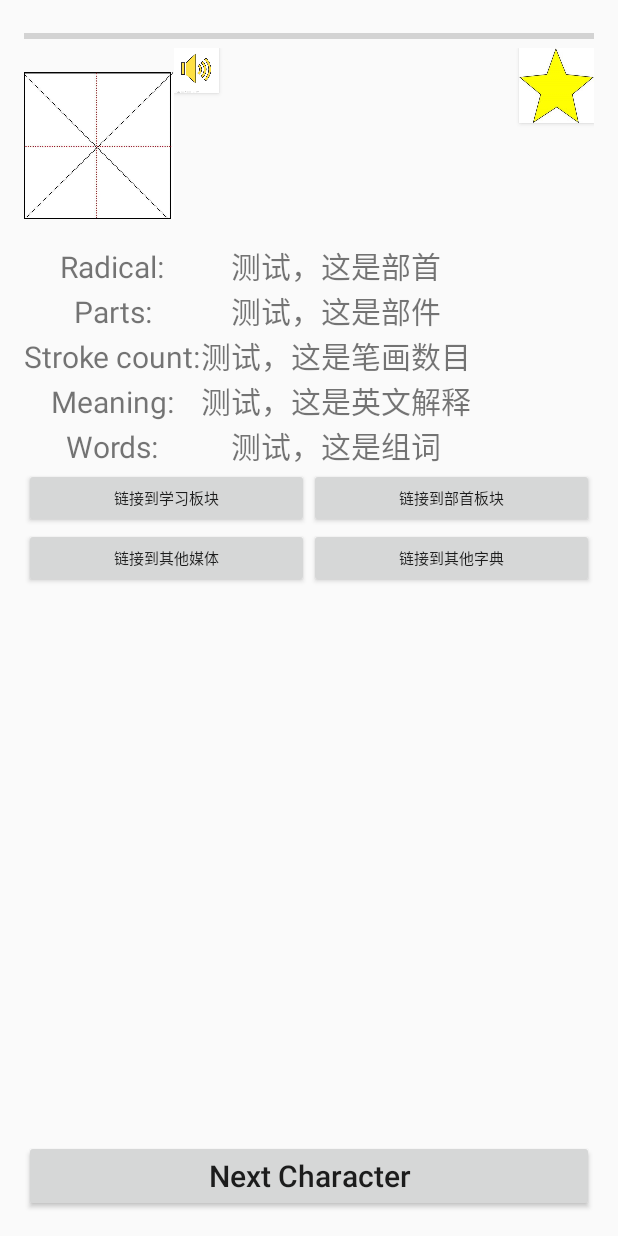
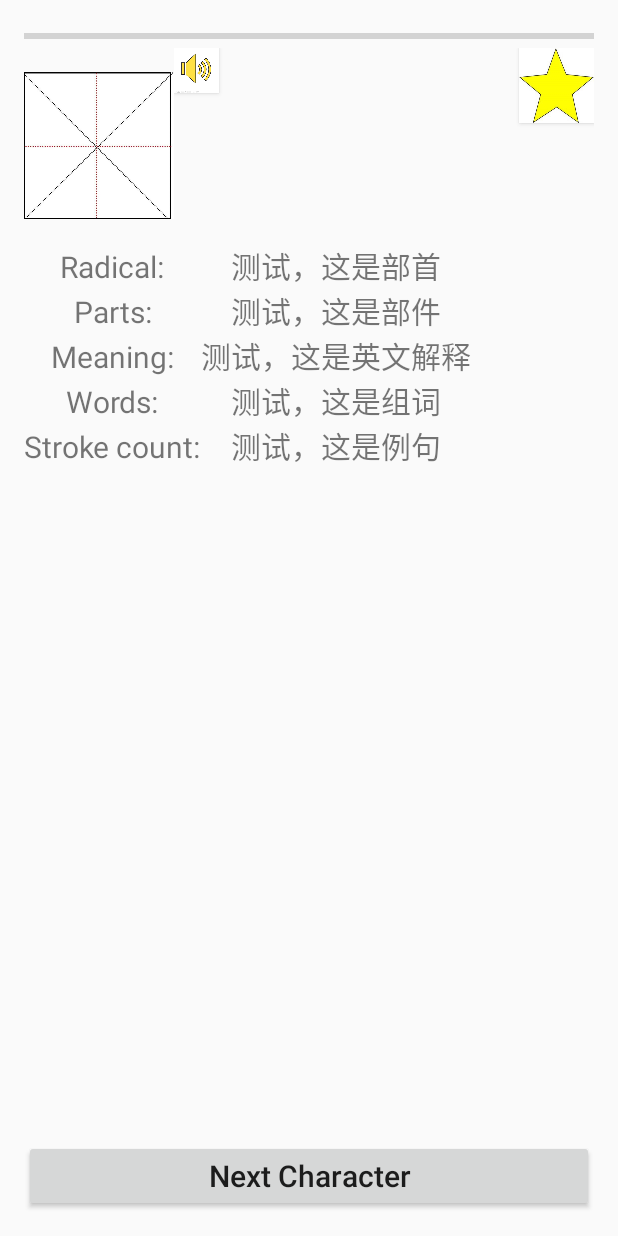
Before and after one commit to ChineseCharacterCottage/ChineseCharacterCottage, an Android app: the layout activity_hsk.xml on its own in the app's theme, with its tools: preview values and no code run, on a phone screen of 412 x 824 dp. Run offline under Robolectric (Android 15) with nearby library versions, the light colour scheme and no system bars.

Commit message:
HSK修改

```diff
--- a/app/src/main/java/ecnu/chinesecharactercottage/CCCMainActivity.java
+++ b/app/src/main/java/ecnu/chinesecharactercottage/CCCMainActivity.java
@@ -3,10 +3,8 @@ package ecnu.chinesecharactercottage;
 import android.app.Activity;
 import android.content.Intent;
 import android.os.Bundle;
-import android.util.Log;
 import android.view.View;
 import android.widget.Button;
-import android.widget.EditText;
 
 public class CCCMainActivity extends Activity {
     @Override
--- a/app/src/main/res/layout/activity_hsk.xml
+++ b/app/src/main/res/layout/activity_hsk.xml
@@ -49,7 +49,7 @@
                         android:gravity="center"
                         android:textSize="23sp"/>
 
-                    <ImageView
+                    <TextView
                         android:id="@+id/figure"
                         android:layout_width="100dp"
                         android:layout_height="100dp"
@@ -77,6 +77,11 @@
                 android:background="@drawable/star"/>
 
         </LinearLayout>
+
+        <ImageView
+            android:id="@+id/char_image"
+            android:layout_width="wrap_content"
+            android:layout_height="wrap_content"/>
 
         <TableLayout
             android:layout_width="match_parent"
@@ -117,21 +122,6 @@
                 <TextView
                     style="@style/TestText"
                     android:layout_height="wrap_content"
-                    android:text="Stroke count:"/>
-
-                <TextView
-                    android:id="@+id/stroke_count"
-                    style="@style/TestText"
-                    android:layout_width="match_parent"
-                    android:layout_height="wrap_content"
-                    android:text="测试，这是笔画数目"/>
-            </TableRow>
-
-            <TableRow>
-
-                <TextView
-                    style="@style/TestText"
-                    android:layout_height="wrap_content"
                     android:text="Meaning:"/>
 
                 <TextView
@@ -157,39 +147,22 @@
                     android:text="测试，这是组词"/>
             </TableRow>
 
+            <TableRow>
+
+                <TextView
+                    style="@style/TestText"
+                    android:layout_height="wrap_content"
+                    android:text="Stroke count:"/>
+
+                <TextView
+                    android:id="@+id/char_sentence"
+                    style="@style/TestText"
+                    android:layout_width="match_parent"
+                    android:layout_height="wrap_content"
+                    android:text="测试，这是例句"/>
+            </TableRow>
+
         </TableLayout>
-
-        <LinearLayout
-            android:layout_width="match_parent"
-            android:layout_height="wrap_content"
-            android:orientation="horizontal">
-
-            <Button
-                android:id="@+id/button_link_learning"
-                style="@style/TestButton"
-                android:text="链接到学习板块"/>
-
-            <Button
-                android:id="@+id/button_link_radical"
-                style="@style/TestButton"
-                android:text="链接到部首板块"/>
-        </LinearLayout>
-
-        <LinearLayout
-            android:layout_width="match_parent"
-            android:layout_height="wrap_content"
-            android:orientation="horizontal">
-
-            <Button
-                android:id="@+id/button_link_media"
-                style="@style/TestButton"
-                android:text="链接到其他媒体"/>
-
-            <Button
-                android:id="@+id/button_link_dictionary"
-                style="@style/TestButton"
-                android:text="链接到其他字典"/>
-        </LinearLayout>
 
     </LinearLayout>
 
```
Also changed, not shown: app/src/main/java/ecnu/chinesecharactercottage/HSKActivity.java (+33 -58 lines), app/src/main/java/ecnu/chinesecharactercottage/RadicalActivity.java (+1 -23 lines), app/src/main/java/ecnu/chinesecharactercottage/RadicalListActivity.java (added, +29 -0 lines), app/src/main/res/layout/acitivity_radical_list.xml (added, +14 -0 lines), app/src/main/res/layout/activity_radical_item.xml (renamed from app/src/main/res/layout/activity_radical.xml, +5 -25 lines).
